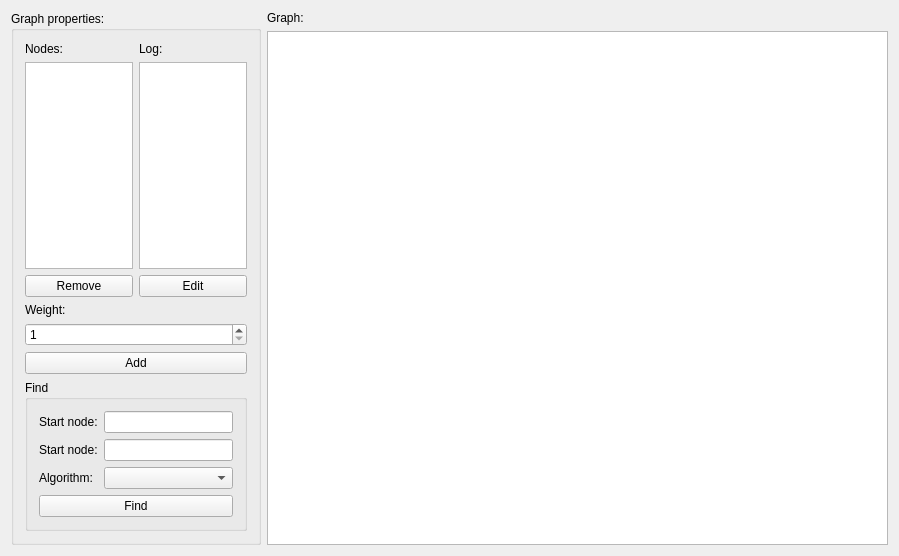
This is gui/form.ui in DanilGansky/pyfinder as Qt 5 draws it before an edit. The edited form follows.
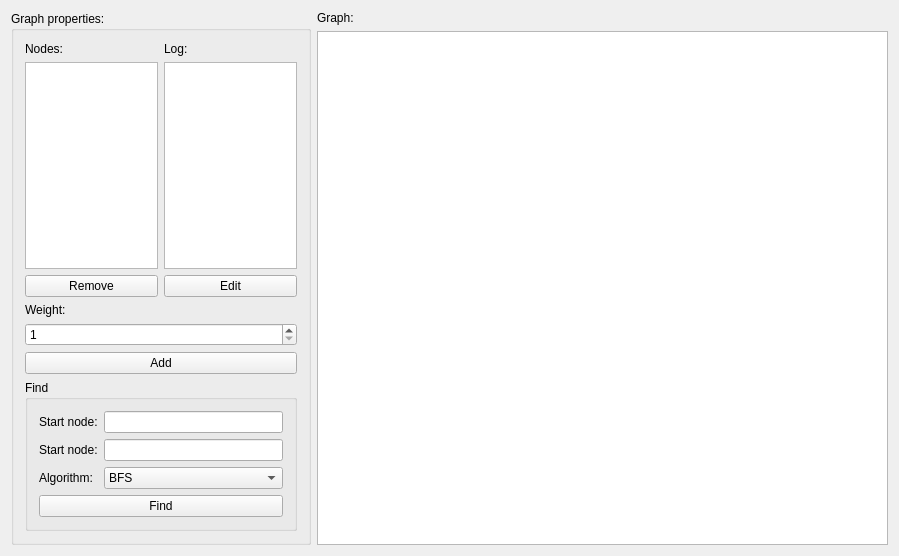
This is the edited form.

Commit message: Logging and removing nodes

What changed in the file:
```diff
--- a/gui/form.ui
+++ b/gui/form.ui
@@ -33,7 +33,7 @@
      </property>
      <property name="maximumSize">
       <size>
-       <width>250</width>
+       <width>300</width>
        <height>16777215</height>
       </size>
      </property>
@@ -41,20 +41,24 @@
       <string>Graph properties:</string>
      </property>
      <layout class="QGridLayout" name="gridLayout_2">
-      <item row="0" column="0">
-       <widget class="QLabel" name="label">
+      <item row="3" column="1">
+       <widget class="QTextEdit" name="textEdit">
+        <property name="readOnly">
+         <bool>true</bool>
+        </property>
+       </widget>
+      </item>
+      <item row="5" column="0" colspan="2">
+       <widget class="QLabel" name="label_2">
         <property name="text">
-         <string>Nodes:</string>
+         <string>Weight:</string>
         </property>
        </widget>
       </item>
-      <item row="1" column="0">
+      <item row="3" column="0">
        <widget class="QListWidget" name="listWidget"/>
       </item>
-      <item row="1" column="1">
-       <widget class="QTextEdit" name="textEdit"/>
-      </item>
-      <item row="2" column="0" colspan="2">
+      <item row="4" column="0" colspan="2">
        <layout class="QHBoxLayout" name="horizontalLayout">
         <item>
          <widget class="QPushButton" name="pushButton_2">
@@ -72,14 +76,14 @@
         </item>
        </layout>
       </item>
-      <item row="3" column="0" colspan="2">
-       <widget class="QLabel" name="label_2">
+      <item row="1" column="1">
+       <widget class="QLabel" name="label_7">
         <property name="text">
-         <string>Weight:</string>
+         <string>Log:</string>
         </property>
        </widget>
       </item>
-      <item row="4" column="0" colspan="2">
+      <item row="6" column="0" colspan="2">
        <widget class="QSpinBox" name="spinBox">
         <property name="minimum">
          <number>1</number>
@@ -89,14 +93,7 @@
         </property>
        </widget>
       </item>
-      <item row="5" column="0" colspan="2">
-       <widget class="QPushButton" name="pushButton">
-        <property name="text">
-         <string>Add</string>
-        </property>
-       </widget>
-      </item>
-      <item row="6" column="0" colspan="2">
+      <item row="8" column="0" colspan="2">
        <widget class="QGroupBox" name="groupBox_2">
         <property name="title">
          <string>Find</string>
@@ -124,7 +121,23 @@
           </widget>
          </item>
          <item row="2" column="1">
-          <widget class="QComboBox" name="comboBox_3"/>
+          <widget class="QComboBox" name="comboBox_3">
+           <item>
+            <property name="text">
+             <string>BFS</string>
+            </property>
+           </item>
+           <item>
+            <property name="text">
+             <string>Dijkstra</string>
+            </property>
+           </item>
+           <item>
+            <property name="text">
+             <string>A*</string>
+            </property>
+           </item>
+          </widget>
          </item>
          <item row="3" column="0" colspan="2">
           <widget class="QPushButton" name="pushButton_4">
@@ -142,10 +155,17 @@
         </layout>
        </widget>
       </item>
-      <item row="0" column="1">
-       <widget class="QLabel" name="label_7">
+      <item row="7" column="0" colspan="2">
+       <widget class="QPushButton" name="pushButton">
         <property name="text">
-         <string>Log:</string>
+         <string>Add</string>
+        </property>
+       </widget>
+      </item>
+      <item row="1" column="0">
+       <widget class="QLabel" name="label">
+        <property name="text">
+         <string>Nodes:</string>
         </property>
        </widget>
       </item>
```
The commit also changes 4 other files.
